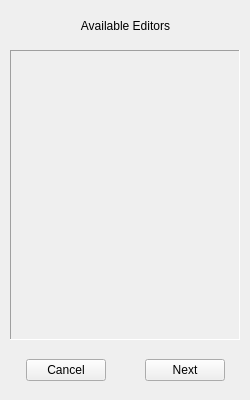
JanKolomaznik/MedV4D, file src/Applications/TransferFunctions/Ui/TFCreator.ui: the form before one commit.
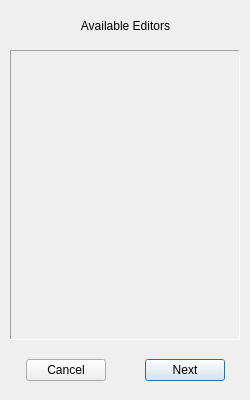
The form after the commit.

What changed in the file:
```diff
--- a/src/Applications/TransferFunctions/Ui/TFCreator.ui
+++ b/src/Applications/TransferFunctions/Ui/TFCreator.ui
@@ -136,6 +136,12 @@
       <property name="text">
        <string>Next</string>
       </property>
+      <property name="autoDefault">
+       <bool>true</bool>
+      </property>
+      <property name="default">
+       <bool>true</bool>
+      </property>
      </widget>
     </item>
     <item>
```
